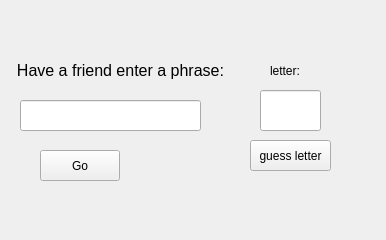
Qt form FinalProject/form.ui (ehaider72/Final-Project_10c) before a commit.
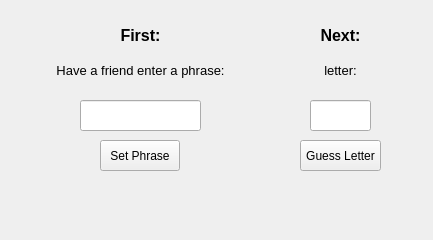
The same form after that commit.

```diff
--- a/FinalProject/form.ui
+++ b/FinalProject/form.ui
@@ -6,7 +6,7 @@
    <rect>
     <x>0</x>
     <y>0</y>
-    <width>386</width>
+    <width>433</width>
     <height>240</height>
    </rect>
   </property>
@@ -16,28 +16,28 @@
   <widget class="QPushButton" name="pushButton">
    <property name="geometry">
     <rect>
-     <x>40</x>
-     <y>150</y>
+     <x>100</x>
+     <y>140</y>
      <width>80</width>
      <height>31</height>
     </rect>
    </property>
    <property name="text">
-    <string>Go</string>
+    <string>Set Phrase</string>
    </property>
   </widget>
   <widget class="QLabel" name="label">
    <property name="geometry">
     <rect>
-     <x>0</x>
+     <x>10</x>
      <y>50</y>
-     <width>241</width>
+     <width>261</width>
      <height>41</height>
     </rect>
    </property>
    <property name="font">
     <font>
-     <pointsize>12</pointsize>
+     <pointsize>10</pointsize>
     </font>
    </property>
    <property name="text">
@@ -50,9 +50,9 @@
   <widget class="QLineEdit" name="lineEdit">
    <property name="geometry">
     <rect>
-     <x>20</x>
+     <x>80</x>
      <y>100</y>
-     <width>181</width>
+     <width>121</width>
      <height>31</height>
     </rect>
    </property>
@@ -66,39 +66,95 @@
   <widget class="QPushButton" name="pushButton_2">
    <property name="geometry">
     <rect>
-     <x>250</x>
+     <x>300</x>
      <y>140</y>
      <width>81</width>
      <height>31</height>
     </rect>
    </property>
    <property name="text">
-    <string>guess letter</string>
+    <string>Guess Letter</string>
    </property>
   </widget>
   <widget class="QLabel" name="label_2">
    <property name="geometry">
     <rect>
-     <x>270</x>
+     <x>300</x>
      <y>50</y>
-     <width>61</width>
+     <width>81</width>
      <height>41</height>
     </rect>
    </property>
+   <property name="font">
+    <font>
+     <pointsize>10</pointsize>
+     <weight>50</weight>
+     <bold>false</bold>
+    </font>
+   </property>
    <property name="text">
     <string>letter:</string>
    </property>
+   <property name="alignment">
+    <set>Qt::AlignCenter</set>
+   </property>
   </widget>
   <widget class="QLineEdit" name="lineEdit_2">
    <property name="geometry">
     <rect>
-     <x>260</x>
-     <y>90</y>
+     <x>310</x>
+     <y>100</y>
      <width>61</width>
-     <height>41</height>
+     <height>31</height>
     </rect>
    </property>
   </widget>
+  <widget class="QLabel" name="label_3">
+   <property name="geometry">
+    <rect>
+     <x>90</x>
+     <y>10</y>
+     <width>101</width>
+     <height>51</height>
+    </rect>
+   </property>
+   <property name="font">
+    <font>
+     <pointsize>12</pointsize>
+     <weight>75</weight>
+     <bold>true</bold>
+    </font>
+   </property>
+   <property name="text">
+    <string>First:</string>
+   </property>
+   <property name="alignment">
+    <set>Qt::AlignCenter</set>
+   </property>
+  </widget>
+  <widget class="QLabel" name="label_4">
+   <property name="geometry">
+    <rect>
+     <x>300</x>
+     <y>10</y>
+     <width>81</width>
+     <height>51</height>
+    </rect>
+   </property>
+   <property name="font">
+    <font>
+     <pointsize>12</pointsize>
+     <weight>75</weight>
+     <bold>true</bold>
+    </font>
+   </property>
+   <property name="text">
+    <string>Next:</string>
+   </property>
+   <property name="alignment">
+    <set>Qt::AlignCenter</set>
+   </property>
+  </widget>
  </widget>
  <resources/>
  <connections/>
```
